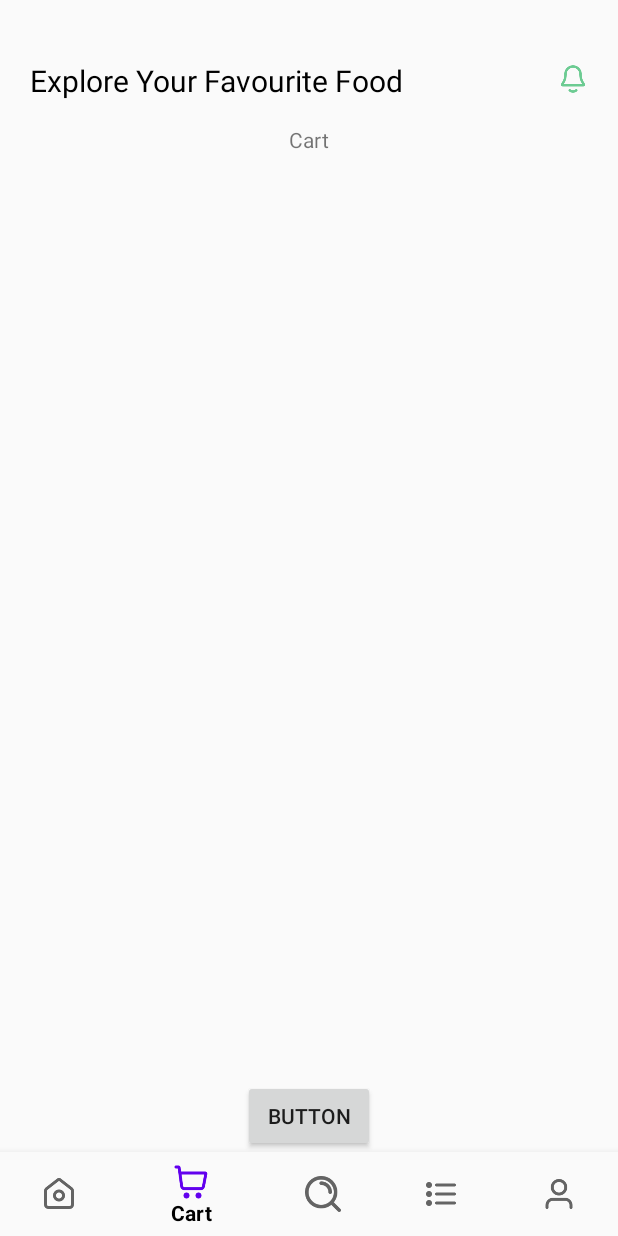
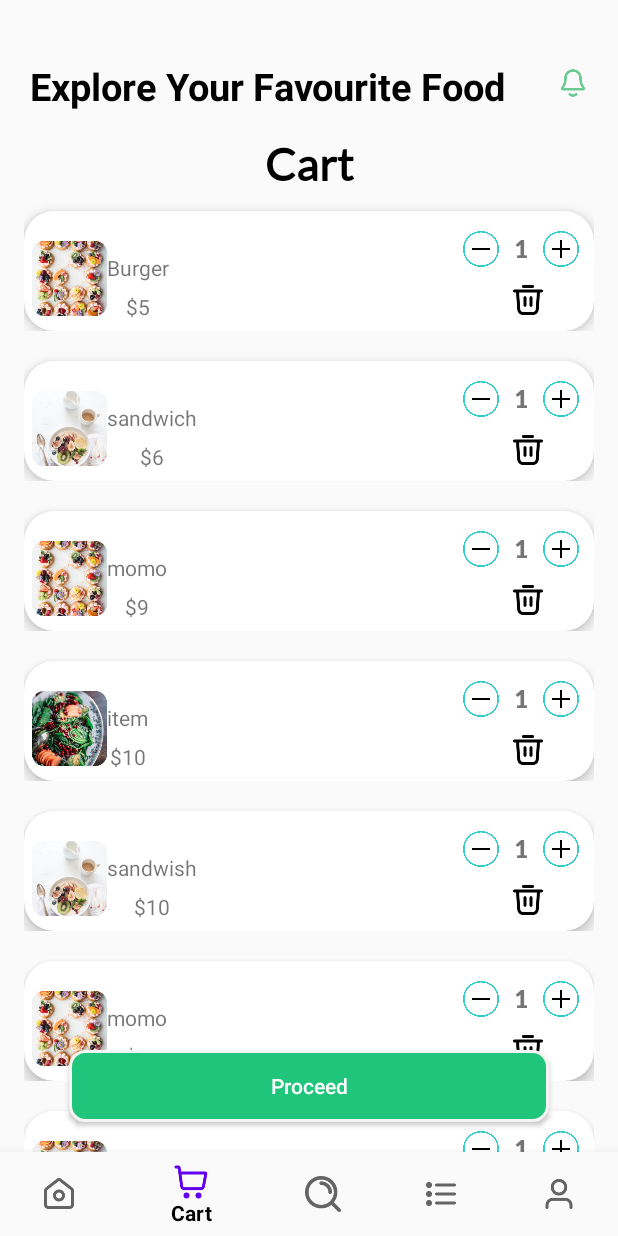
Before and after one commit to Kemyikpe/Food-recipe-application, an Android app: the CartFragment screen opened through its navigation route, on a phone screen of 412 x 824 dp. Run offline under Robolectric (Android 15) with nearby library versions, the light colour scheme and no system bars; our stand-ins replace navigation-ui; libraries missing offline, so code that uses them is left out: com.denzcoskun.imageslider; 8 statements that could not run were skipped.

Commit message:
food recipe application

```diff
--- a/app/build.gradle
+++ b/app/build.gradle
@@ -50,11 +50,13 @@ dependencies {
     implementation 'androidx.constraintlayout:constraintlayout:2.1.4'
     implementation 'androidx.navigation:navigation-fragment-ktx:2.7.6'
     implementation 'androidx.navigation:navigation-ui-ktx:2.7.6'
+    implementation 'com.android.car.ui:car-ui-lib:2.0.0'
     testImplementation 'junit:junit:4.13.2'
     androidTestImplementation 'androidx.test.ext:junit:1.1.5'
     androidTestImplementation 'androidx.test.espresso:espresso-core:3.5.1'
 
     implementation 'com.github.denzcoskun:ImageSlideshow:0.1.2'
+    implementation 'androidx.appcompat:appcompat:1.3.1'
 
 
 
--- a/app/src/main/java/com/starthub/food_recipe/Fragment/CartFragment.kt
+++ b/app/src/main/java/com/starthub/food_recipe/Fragment/CartFragment.kt
@@ -5,7 +5,10 @@ import androidx.fragment.app.Fragment
 import android.view.LayoutInflater
 import android.view.View
 import android.view.ViewGroup
+import androidx.recyclerview.widget.LinearLayoutManager
 import com.starthub.food_recipe.R
+import com.starthub.food_recipe.adapter.CartAdapter
+import com.starthub.food_recipe.databinding.FragmentCartBinding
 
 // TODO: Rename parameter arguments, choose names that match
 // the fragment initialization parameters, e.g. ARG_ITEM_NUMBER
@@ -18,43 +21,38 @@ private const val ARG_PARAM2 = "param2"
  * create an instance of this fragment.
  */
 class CartFragment : Fragment() {
-    // TODO: Rename and change types of parameters
-    private var param1: String? = null
-    private var param2: String? = null
-
-    override fun onCreate(savedInstanceState: Bundle?) {
+    private lateinit var binding : FragmentCartBinding
+    override fun onCreate(savedInstanceState: Bundle?){
         super.onCreate(savedInstanceState)
-        arguments?.let {
-            param1 = it.getString(ARG_PARAM1)
-            param2 = it.getString(ARG_PARAM2)
-        }
     }
 
     override fun onCreateView(
         inflater: LayoutInflater, container: ViewGroup?,
         savedInstanceState: Bundle?
     ): View? {
-        // Inflate the layout for this fragment
-        return inflater.inflate(R.layout.fragment_cart, container, false)
+        binding = FragmentCartBinding.inflate(inflater,container,false )
+
+        val  cartFoodName = listOf("Burger","sandwich","momo","item","sandwish","momo","Burger","momo")
+        val  cartItemPrice = listOf("$5","$6","$9","$10","$10","$8","$8","$8",)
+        val cartImage = listOf(
+            R.drawable.mealone,
+            R.drawable.mealtwo,
+            R.drawable.mealone,
+            R.drawable.mealthree,
+            R.drawable.mealtwo,
+            R.drawable.mealone,
+            R.drawable.mealone,
+            R.drawable.mealone,
+        )
+        val adapter = CartAdapter(ArrayList(cartFoodName),ArrayList(cartItemPrice),ArrayList(cartImage))
+        binding.cartRecyclerView.layoutManager = LinearLayoutManager(requireContext())
+        binding.cartRecyclerView.adapter =adapter
+        return binding.root
+
+
     }
 
     companion object {
-        /**
-         * Use this factory method to create a new instance of
-         * this fragment using the provided parameters.
-         *
-         * @param param1 Parameter 1.
-         * @param param2 Parameter 2.
-         * @return A new instance of fragment CartFragment.
-         */
-        // TODO: Rename and change types and number of parameters
-        @JvmStatic
-        fun newInstance(param1: String, param2: String) =
-            CartFragment().apply {
-                arguments = Bundle().apply {
-                    putString(ARG_PARAM1, param1)
-                    putString(ARG_PARAM2, param2)
-                }
-            }
+
     }
 }
--- a/app/src/main/java/com/starthub/food_recipe/Fragment/HomeFragment.kt
+++ b/app/src/main/java/com/starthub/food_recipe/Fragment/HomeFragment.kt
@@ -28,6 +28,10 @@ class HomeFragment : Fragment() {
         savedInstanceState: Bundle?
     ): View? {
         binding = FragmentHomeBinding.inflate(inflater, container, false)
+        binding. viewAllMenu . setOnClickListener {
+            val bottomSheetDialog = MenuBottomSheetFragment()
+            bottomSheetDialog.show(parentFragmentManager,"Test")
+        }
         return binding.root
     }
 
--- /dev/null
+++ b/app/src/main/java/com/starthub/food_recipe/adapter/CartAdapter.kt
@@ -0,0 +1,72 @@
+package com.starthub.food_recipe.adapter
+
+import android.view.LayoutInflater
+import android.view.ViewGroup
+import androidx.recyclerview.widget.RecyclerView
+import com.starthub.food_recipe.databinding.CartItemBinding
+
+class CartAdapter(
+    private val cartItems: MutableList<String>,
+    private val CartItemPrice: MutableList<String>,
+    private var CartImage: MutableList<Int>
+) : RecyclerView.Adapter<CartAdapter.CartViewHolder>() {
+
+    private  val itemQuantities = IntArray (cartItems.size){1}
+    override fun onCreateViewHolder(parent: ViewGroup, viewType: Int): CartViewHolder {
+        val binding = CartItemBinding.inflate(LayoutInflater.from(parent.context), parent, false)
+        return CartViewHolder(binding)
+    }
+
+
+    override fun onBindViewHolder(holder: CartViewHolder, position: Int) {
+        holder.bind(position)
+    }
+    override fun getItemCount(): Int = cartItems.size
+
+   inner class CartViewHolder(private val binding: CartItemBinding):RecyclerView.ViewHolder(binding.root) {
+       fun bind (position: Int){
+           binding.apply{
+               val quality = itemQuantities[position]
+               cartFoodName.text =cartItems[position]
+               cartItemPrice.text = CartItemPrice[position]
+               cartImage.setImageResource(CartImage[position])
+               cartItemQuantity.text = quality.toString()
+
+               minusButton.setOnClickListener {
+                   deceaseQuantity(position)
+               }
+               plusButton.setOnClickListener {
+                   increaseQuantity(position)
+               }
+               deleteButton.setOnClickListener {
+                   val itemPosition = adapterPosition
+                   if (itemPosition != RecyclerView.NO_POSITION){
+                       deleteItem(itemPosition)
+                   }
+               }
+           }
+       }
+       private  fun increaseQuantity (position: Int){
+           if (itemQuantities[position]<10){
+               itemQuantities[position]++
+               binding.cartItemQuantity.text = itemQuantities[position].toString()
+
+           }
+       }
+       private  fun deceaseQuantity (position: Int){
+           if (itemQuantities[position]>1){
+               itemQuantities[position]--
+               binding.cartItemQuantity.text = itemQuantities[position].toString()
+
+           }
+       }
+       private fun deleteItem(position: Int){
+           cartItems.removeAt(position)
+           CartImage.removeAt(position)
+           CartItemPrice.removeAt(position)
+           notifyItemRemoved(position)
+           notifyItemRangeChanged(position,cartItems.size)
+
+       }
+    }
+}
--- /dev/null
+++ b/app/src/main/res/drawable/proceed.xml
@@ -0,0 +1,8 @@
+<?xml version="1.0" encoding="utf-8"?>
+<shape xmlns:android="http://schemas.android.com/apk/res/android">
+    <stroke android:width="2dp"
+        android:color="#f4f4f4"/>
+    <solid android:color="@color/textColor"/>
+    <corners android:radius="10dp"/>
+
+</shape>
--- a/app/src/main/res/layout/activity_main.xml
+++ b/app/src/main/res/layout/activity_main.xml
@@ -13,9 +13,10 @@
         android:layout_height="wrap_content"
         android:layout_marginStart="20dp"
         android:layout_marginTop="40dp"
+        android:textStyle="bold"
         android:text="@string/favourite"
         android:textColor="@color/black"
-        android:textSize="20sp"
+        android:textSize="25sp"
         app:layout_constraintStart_toStartOf="parent"
         app:layout_constraintTop_toTopOf="parent" />
 
--- a/app/src/main/res/layout/cart_item.xml
+++ b/app/src/main/res/layout/cart_item.xml
@@ -3,16 +3,12 @@
     xmlns:app="http://schemas.android.com/apk/res-auto"
     xmlns:tools="http://schemas.android.com/tools"
     android:layout_width="match_parent"
-    android:layout_height="match_parent">
+    android:layout_height="wrap_content">
 
     <androidx.cardview.widget.CardView
         android:layout_width="match_parent"
         android:layout_height="wrap_content"
-        android:layout_marginStart="16dp"
-        android:layout_marginEnd="16dp"
-        android:padding="16dp"
-        android:layout_marginTop="10dp"
-        android:layout_marginBottom="5dp"
+        android:layout_marginTop="20dp"
         app:cardElevation="5dp"
         app:cardCornerRadius="20dp"
         app:layout_constraintStart_toStartOf="parent"
@@ -20,51 +16,53 @@
         app:layout_constraintTop_toTopOf="parent">
         <androidx.constraintlayout.widget.ConstraintLayout
             android:layout_width="match_parent"
-            android:layout_height="match_parent">
+            android:layout_height="wrap_content">
 
             <ImageView
-                android:id="@+id/imageView5"
-                android:layout_width="89dp"
+                android:id="@+id/cartImage"
+                android:layout_width="50dp"
                 android:scaleType="centerCrop"
                 android:layout_height="70dp"
-                android:layout_marginTop="16dp"
+                android:padding="10dp"
+                android:layout_marginStart="5dp"
+                android:layout_marginTop="10dp"
                 app:layout_constraintStart_toStartOf="parent"
                 app:layout_constraintTop_toTopOf="parent"
                 tools:srcCompat="@tools:sample/avatars" />
 
             <TextView
-                android:id="@+id/textView19"
+                android:id="@+id/cartFoodName"
                 android:layout_width="wrap_content"
                 android:layout_height="wrap_content"
                 android:layout_marginTop="28dp"
                 android:text="TextView"
-                app:layout_constraintStart_toEndOf="@+id/imageView5"
+                app:layout_constraintStart_toEndOf="@+id/cartImage"
                 app:layout_constraintTop_toTopOf="parent" />
 
             <TextView
-                android:id="@+id/textView20"
+                android:id="@+id/cartItemPrice"
                 android:layout_width="wrap_content"
                 android:layout_height="wrap_content"
                 android:text="TextView"
                 app:layout_constraintBottom_toBottomOf="parent"
-                app:layout_constraintEnd_toEndOf="@+id/textView19"
-                app:layout_constraintStart_toEndOf="@+id/imageView5"
-                app:layout_constraintTop_toBottomOf="@+id/textView19"
+                app:layout_constraintEnd_toEndOf="@+id/cartFoodName"
+                app:layout_constraintStart_toEndOf="@+id/cartImage"
+                app:layout_constraintTop_toBottomOf="@+id/cartFoodName"
                 />
 
             <ImageView
-                android:id="@+id/imageView6"
+                android:id="@+id/minusButton"
                 android:layout_width="24dp"
                 android:layout_height="24dp"
                 android:layout_marginTop="15dp"
                 android:layout_marginEnd="10dp"
-                app:layout_constraintBottom_toBottomOf="@+id/textView12"
-                app:layout_constraintEnd_toStartOf="@+id/textView12"
+                app:layout_constraintBottom_toBottomOf="@+id/cartItemQuantity"
+                app:layout_constraintEnd_toStartOf="@+id/cartItemQuantity"
                 app:layout_constraintTop_toTopOf="parent"
                 app:srcCompat="@drawable/minus" />
 
             <TextView
-                android:id="@+id/textView12"
+                android:id="@+id/cartItemQuantity"
                 android:layout_width="wrap_content"
                 android:layout_height="wrap_content"
                 android:layout_marginEnd="10dp"
@@ -74,29 +72,29 @@
                 android:textAllCaps="true"
                 android:layout_marginTop="15dp"
                 app:layout_constraintTop_toTopOf="parent"
-                app:layout_constraintEnd_toStartOf="@+id/imageView7"
+                app:layout_constraintEnd_toStartOf="@+id/plusButton"
                  />
 
             <ImageView
-                android:id="@+id/imageView7"
+                android:id="@+id/plusButton"
                 android:layout_width="24dp"
                 android:layout_height="24dp"
                 android:layout_marginEnd="10dp"
                 android:layout_marginTop="15dp"
-                app:layout_constraintBottom_toBottomOf="@+id/textView12"
+                app:layout_constraintBottom_toBottomOf="@+id/cartItemQuantity"
                 app:layout_constraintEnd_toEndOf="parent"
                 app:layout_constraintTop_toTopOf="parent"
                 app:srcCompat="@drawable/plus" />
 
             <ImageView
-                android:id="@+id/imageView9"
+                android:id="@+id/deleteButton"
                 android:layout_width="24dp"
                 android:layout_height="24dp"
                 android:layout_marginEnd="32dp"
                 app:layout_constraintBottom_toBottomOf="parent"
                 app:layout_constraintEnd_toEndOf="parent"
-                app:layout_constraintTop_toBottomOf="@+id/textView12"
-                app:layout_constraintVertical_bias="0.309"
+                app:layout_constraintTop_toBottomOf="@+id/cartItemQuantity"
+                app:layout_constraintVertical_bias="0.59"
                 app:srcCompat="@drawable/trash" />
 
         </androidx.constraintlayout.widget.ConstraintLayout>
--- a/app/src/main/res/layout/fragment_cart.xml
+++ b/app/src/main/res/layout/fragment_cart.xml
@@ -9,27 +9,41 @@
 
 
     <TextView
-        android:id="@+id/textView11"
+        android:id="@+id/cart"
         android:layout_width="wrap_content"
         android:layout_height="wrap_content"
         android:text="Cart"
+        android:textStyle="bold"
+        android:textSize="30sp"
+        android:textColor="@color/black"
+        android:fontFamily="@font/lato_regular"
         app:layout_constraintEnd_toEndOf="parent"
         app:layout_constraintStart_toStartOf="parent"
         app:layout_constraintTop_toTopOf="parent" />
 
     <androidx.recyclerview.widget.RecyclerView
-        android:layout_width="0dp"
-        android:layout_height="0dp"
+        android:id="@+id/cartRecyclerView"
+        android:layout_width="match_parent"
+        android:layout_height="match_parent"
+        android:layout_marginTop="30dp"
+        android:minHeight="200dp"
+        android:minWidth="200dp"
         app:layout_constraintBottom_toTopOf="@+id/button2"
         app:layout_constraintEnd_toEndOf="parent"
         app:layout_constraintStart_toStartOf="parent"
-        app:layout_constraintTop_toBottomOf="@+id/textView11" />
+        app:layout_constraintTop_toBottomOf="@+id/cart" />
 
-    <Button
+    <androidx.appcompat.widget.AppCompatButton
         android:id="@+id/button2"
-        android:layout_width="wrap_content"
+        android:background="@drawable/proceed"
+        android:layout_width="match_parent"
         android:layout_height="wrap_content"
-        android:text="Button"
+        android:text="Proceed"
+        android:textColor="@color/white"
+        android:textAllCaps="false"
+        android:layout_marginBottom="20dp"
+        android:layout_marginEnd="30dp"
+        android:layout_marginStart="30dp"
         app:layout_constraintBottom_toBottomOf="parent"
         app:layout_constraintEnd_toEndOf="parent"
         app:layout_constraintStart_toStartOf="parent" />
--- a/app/src/main/res/layout/fragment_home.xml
+++ b/app/src/main/res/layout/fragment_home.xml
@@ -44,7 +44,7 @@
         app:layout_constraintTop_toBottomOf="@+id/cardView" />
 
     <TextView
-        android:id="@+id/textView10"
+        android:id="@+id/viewAllMenu"
         android:layout_width="110dp"
         android:layout_height="40dp"
         android:layout_marginTop="10dp"
@@ -65,7 +65,7 @@
         android:maxHeight="800dp"
         app:layout_constraintEnd_toEndOf="parent"
         app:layout_constraintStart_toStartOf="parent"
-        app:layout_constraintTop_toBottomOf="@+id/textView10"
+        app:layout_constraintTop_toBottomOf="@+id/viewAllMenu"
         app:layout_constraintBottom_toBottomOf="parent"/>
 
 </androidx.constraintlayout.widget.ConstraintLayout>
--- a/app/src/main/res/values/strings.xml
+++ b/app/src/main/res/values/strings.xml
@@ -11,4 +11,5 @@
     <string name="favourite">Explore Your Favourite Food</string>
     <!-- TODO: Remove or change this placeholder text -->
     <string name="hello_blank_fragment">Hello blank fragment</string>
+    <string name="image">image</string>
 </resources>
```
Also changed, not shown: app/src/main/java/com/starthub/food_recipe/Fragment/MenuBottomSheetFragment.kt (added, +56 -0 lines), app/src/main/java/com/starthub/food_recipe/adapter/MenuAdapter.kt (added, +31 -0 lines), app/src/main/res/drawable/arrow_circle_down.xml (deleted, +0 -13 lines), app/src/main/res/layout/fragment_menu_bottom_sheet.xml (added, +35 -0 lines), app/src/main/res/layout/fragment_search.xml (+13 -6 lines), app/src/main/res/layout/menu_item.xml (added, +79 -0 lines), app/src/main/res/drawable/back.png (added), app/src/main/res/drawable/bin.png (added), app/src/main/res/drawable/minus.png, app/src/main/res/drawable/plus.png.
